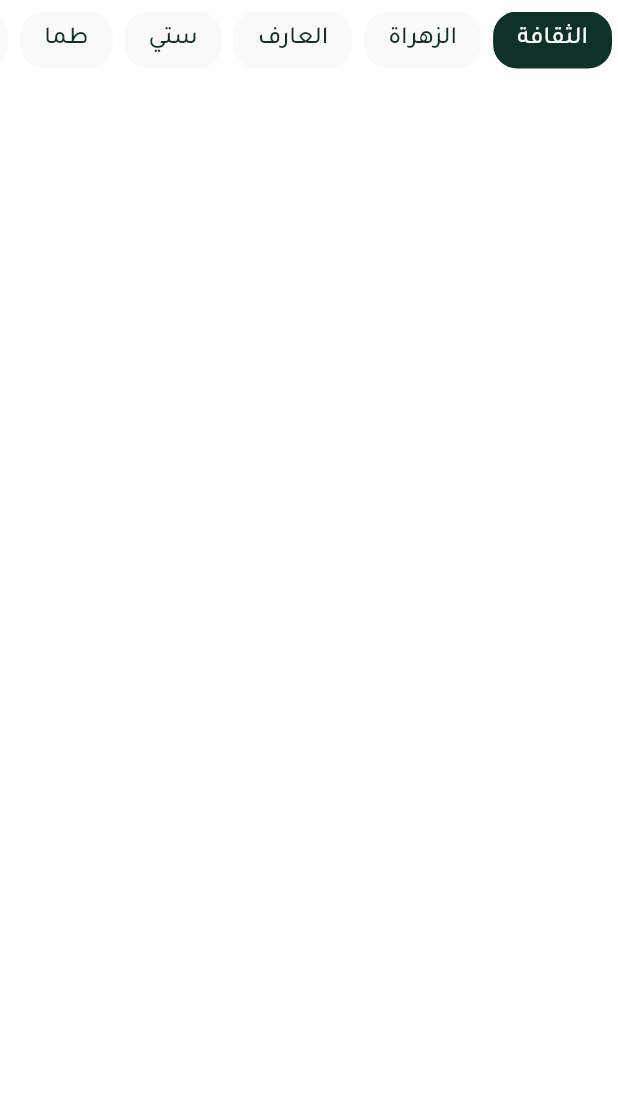
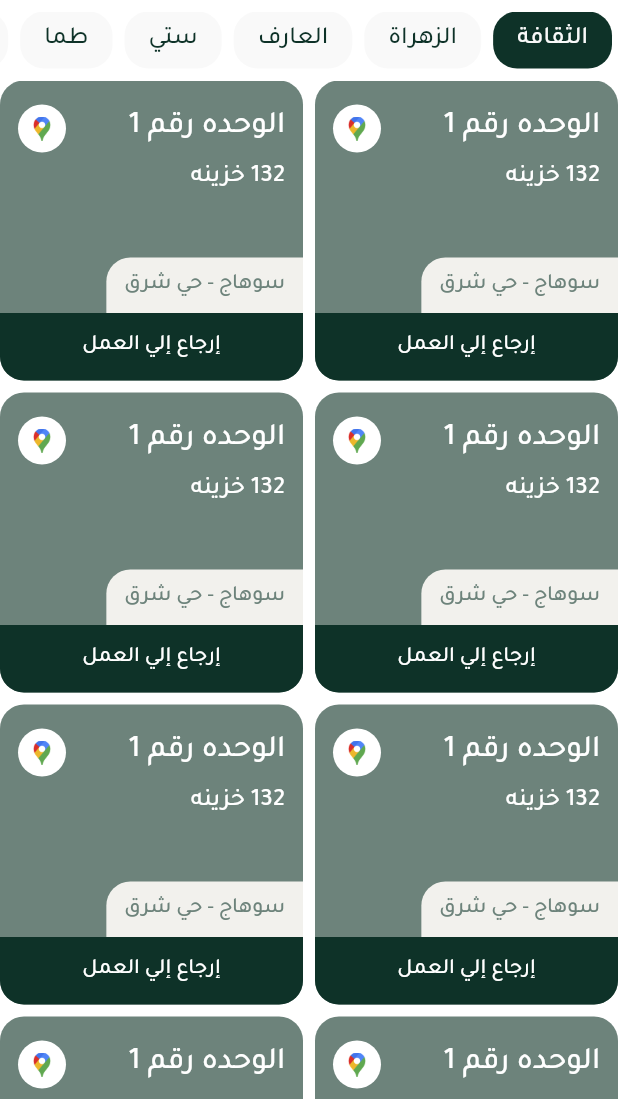
Before and after one commit to Mahmoud-Adel-Ali/Lockers_Admin_Dashboard, a Flutter app: the MaintenanceView screen opened directly, on a phone screen of 412 x 824 dp, the part 137-1236 px from its top. Run offline on Flutter 3.47's test engine with Material 3 defaults, Android fonts, the phone set to English and light mode, and no system bars; our stand-ins replace awesome_dialog, flutter_svg, lottie, modal_progress_hud_nsn, percent_indicator, pinput; missing offline and left inert: bitsdojo_window.

Commit message:
Maintenance Units View done.

```diff
--- a/lib/features/maintenance/presentation/views/maintenance_units_view.dart
+++ b/lib/features/maintenance/presentation/views/maintenance_units_view.dart
@@ -1,6 +1,7 @@
 import 'package:flutter/material.dart';
 
 import 'widgets/filter_maintenace_units_location_section.dart';
+import 'widgets/maintenance_units_grid_view.dart';
 
 class MaintenanceUnitsView extends StatelessWidget {
   const MaintenanceUnitsView({super.key});
@@ -12,6 +13,7 @@ class MaintenanceUnitsView extends StatelessWidget {
         SizedBox(height: 8),
         FilterMaintenaceUnitsLocationSection(),
         SizedBox(height: 8),
+        Expanded(child: MaintenanceUnitsGridView()),
       ],
     );
   }
--- /dev/null
+++ b/lib/features/maintenance/presentation/views/widgets/maintenance_unit_card.dart
@@ -0,0 +1,130 @@
+import 'package:flutter/material.dart';
+
+import '../../../../../core/utils/app_colors.dart';
+import '../../../../../core/utils/app_text_styles.dart';
+import '../../../../../core/utils/assets.dart';
+import '../../../../../core/views/show_location_view.dart';
+import '../../../../../core/widgets/dialog_helper.dart';
+
+class MaintenanceUnitCard extends StatelessWidget {
+  const MaintenanceUnitCard({super.key});
+
+  @override
+  Widget build(BuildContext context) {
+    return InkWell(
+      child: Container(
+        decoration: BoxDecoration(
+          color: AppColors.phosphorGreen,
+          borderRadius: BorderRadius.circular(16),
+        ),
+        child: Column(
+          children: [
+            const SizedBox(height: 4),
+            Padding(
+              padding: const EdgeInsets.all(12.0),
+              child: Row(
+                mainAxisAlignment: MainAxisAlignment.spaceBetween,
+                crossAxisAlignment: CrossAxisAlignment.start,
+                children: [
+                  Column(
+                    spacing: 8,
+                    crossAxisAlignment: CrossAxisAlignment.start,
+                    children: [
+                      Text(
+                        'الوحده رقم 1',
+                        style: AppTextStyles.style20w500(
+                          context,
+                        ).copyWith(color: AppColors.white),
+                      ),
+                      Text(
+                        '132 خزينه',
+                        style: AppTextStyles.style16w500(
+                          context,
+                        ).copyWith(color: AppColors.white),
+                      ),
+                    ],
+                  ),
+
+                  InkWell(
+                    onTap: () {
+                      Navigator.of(
+                        context,
+                      ).pushNamed(ShowLocationView.routeName);
+                    },
+                    child: Container(
+                      padding: const EdgeInsets.all(8),
+                      decoration: BoxDecoration(
+                        color: AppColors.white,
+                        shape: BoxShape.circle,
+                      ),
+                      child: Image.asset(Assets.imagesGoogleMap, width: 16),
+                    ),
+                  ),
+                ],
+              ),
+            ),
+            const Spacer(),
+            Row(
+              children: [
+                Container(
+                  padding: const EdgeInsets.symmetric(
+                    horizontal: 12,
+                    vertical: 8,
+                  ),
+                  decoration: const BoxDecoration(
+                    color: AppColors.filedGrey,
+                    borderRadius: BorderRadius.only(
+                      topLeft: Radius.circular(16),
+                      // topRight: Radius.circular(16),
+                    ),
+                  ),
+                  child: Text(
+                    'سوهاج - حي شرق',
+                    style: AppTextStyles.style14w500(context),
+                  ),
+                ),
+              ],
+            ),
+            InkWell(
+              onTap: () {
+                DialogHelper.showQuestionDialog(
+                  context,
+                  title: 'الصيانه',
+                  desc: 'هل ترغب في إعادة الوحده رقم 1 إلي العمل',
+                  onOk: () {
+                    DialogHelper.showSuccessDialog(
+                      context,
+                      title: 'تم',
+                      desc: 'تم ارسال الوحده رقم 1 الى العمل بنجاح',
+                    );
+                  },
+                );
+              },
+              child: Container(
+                padding: const EdgeInsets.all(12.0),
+                decoration: const BoxDecoration(
+                  color: AppColors.main,
+                  borderRadius: BorderRadius.only(
+                    bottomLeft: Radius.circular(16),
+                    bottomRight: Radius.circular(16),
+                  ),
+                ),
+                child: Row(
+                  mainAxisAlignment: MainAxisAlignment.spaceAround,
+                  children: [
+                    Text(
+                      'إرجاع إلي العمل',
+                      style: AppTextStyles.style14w500(
+                        context,
+                      ).copyWith(color: AppColors.white),
+                    ),
+                  ],
+                ),
+              ),
+            ),
+          ],
+        ),
+      ),
+    );
+  }
+}
--- /dev/null
+++ b/lib/features/maintenance/presentation/views/widgets/maintenance_units_grid_view.dart
@@ -0,0 +1,30 @@
+import 'package:flutter/material.dart';
+
+import 'maintenance_unit_card.dart';
+
+class MaintenanceUnitsGridView extends StatelessWidget {
+  const MaintenanceUnitsGridView({super.key});
+
+  @override
+  Widget build(BuildContext context) {
+    return LayoutBuilder(
+      builder: (context, constraints) {
+        var width = constraints.maxWidth;
+        return GridView.builder(
+          gridDelegate: SliverGridDelegateWithFixedCrossAxisCount(
+            //* meaning that the minwidth of the card is 180.
+            crossAxisCount: (width / 180).toInt(),
+            mainAxisSpacing: 8,
+            crossAxisSpacing: 8,
+            childAspectRatio: 198.5 / 250,
+            mainAxisExtent: 200,
+          ),
+          itemCount: 20,
+          itemBuilder: (context, index) {
+            return MaintenanceUnitCard();
+          },
+        );
+      },
+    );
+  }
+}
```
